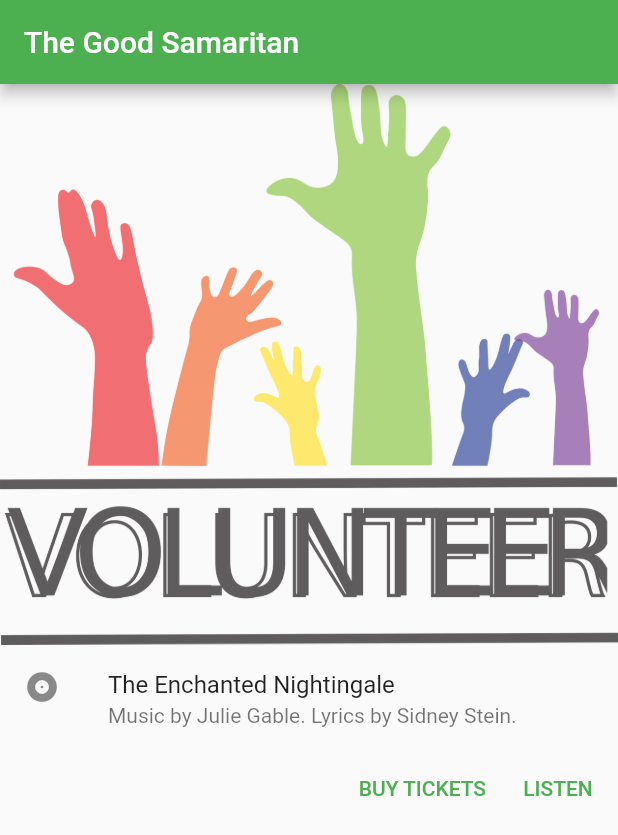
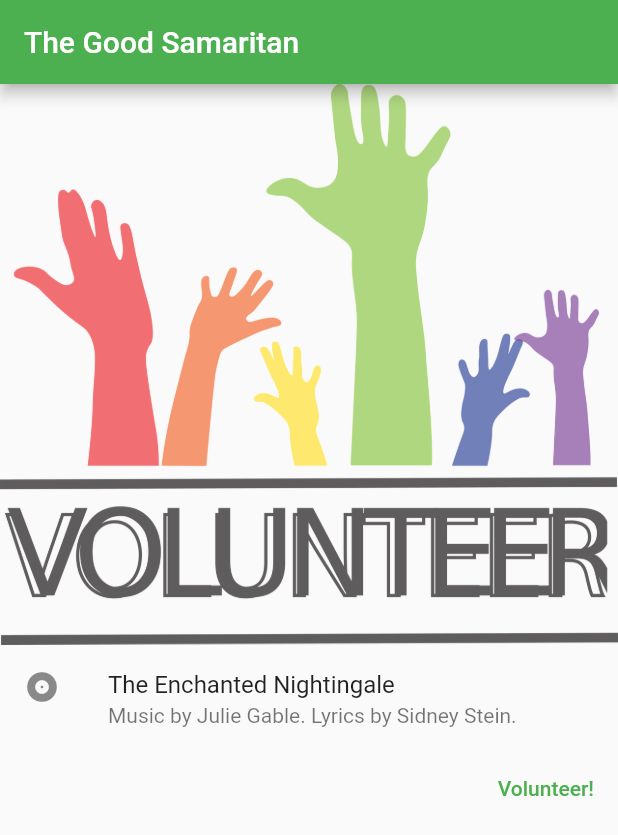
Before and after one commit to neeltron/the_good_samaritan, a Flutter app: the VolunteerRoute screen opened directly, on a phone screen of 412 x 824 dp. Shown: the top 835 px of the screen. Run offline on Flutter 3.47's test engine with Material 2 defaults, Android fonts, the phone set to English and light mode, and no system bars.

Commit message:
fixed volunteer button

```diff
--- a/lib/main.dart
+++ b/lib/main.dart
@@ -131,13 +131,9 @@ class VolunteerRoute extends StatelessWidget {
             Row(
               mainAxisAlignment: MainAxisAlignment.end,
               children: <Widget>[
-                TextButton(
-                  child: const Text('BUY TICKETS'),
-                  onPressed: () {/* ... */},
-                ),
                 const SizedBox(width: 8),
                 TextButton(
-                  child: const Text('LISTEN'),
+                  child: const Text('Volunteer!'),
                   onPressed: () {/* ... */},
                 ),
                 const SizedBox(width: 8),
```
